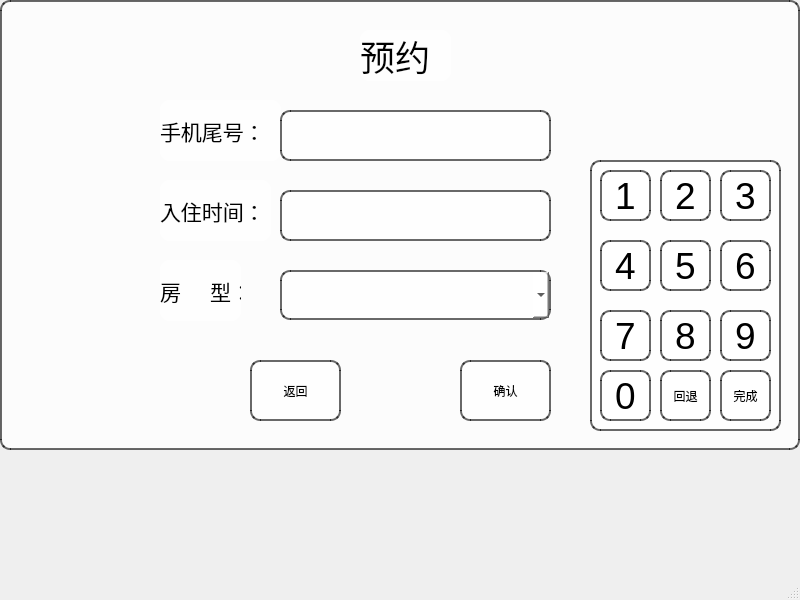
Old version of the form reservation.ui in the repository PengXinYu200133/QT-.
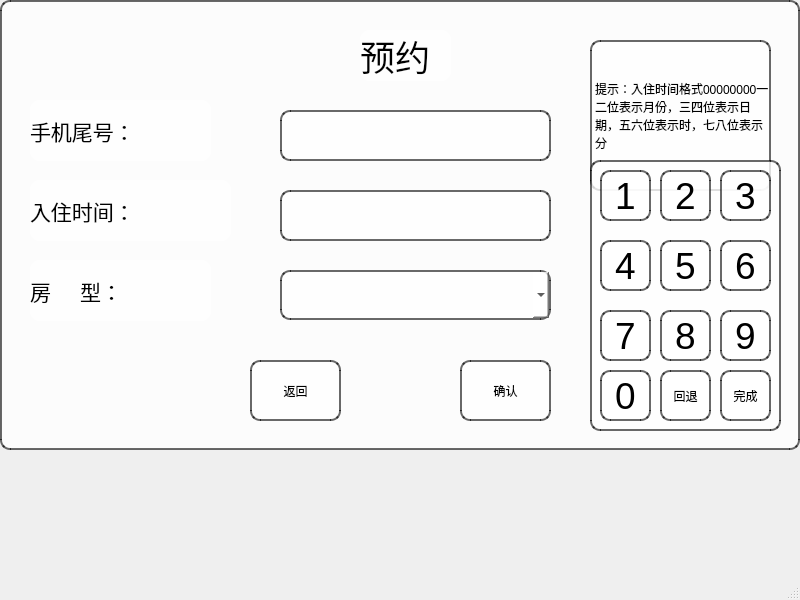
New version of the form.

```diff
--- a/reservation.ui
+++ b/reservation.ui
@@ -65,9 +65,9 @@
     <widget class="QLabel" name="label_4">
      <property name="geometry">
       <rect>
-       <x>160</x>
+       <x>30</x>
        <y>100</y>
-       <width>121</width>
+       <width>181</width>
        <height>61</height>
       </rect>
      </property>
@@ -86,9 +86,9 @@
     <widget class="QLabel" name="label_5">
      <property name="geometry">
       <rect>
-       <x>160</x>
+       <x>30</x>
        <y>180</y>
-       <width>111</width>
+       <width>201</width>
        <height>61</height>
       </rect>
      </property>
@@ -183,9 +183,9 @@
     <widget class="QLabel" name="label_6">
      <property name="geometry">
       <rect>
-       <x>160</x>
+       <x>30</x>
        <y>260</y>
-       <width>81</width>
+       <width>181</width>
        <height>61</height>
       </rect>
      </property>
@@ -201,6 +201,22 @@
       <string>房     型：</string>
      </property>
     </widget>
+    <widget class="QLabel" name="label_2">
+     <property name="geometry">
+      <rect>
+       <x>590</x>
+       <y>40</y>
+       <width>181</width>
+       <height>151</height>
+      </rect>
+     </property>
+     <property name="text">
+      <string>提示：入住时间格式00000000一二位表示月份，三四位表示日期，五六位表示时，七八位表示分</string>
+     </property>
+     <property name="wordWrap">
+      <bool>true</bool>
+     </property>
+    </widget>
    </widget>
    <widget class="QFrame" name="frame_2">
     <property name="geometry">
```
